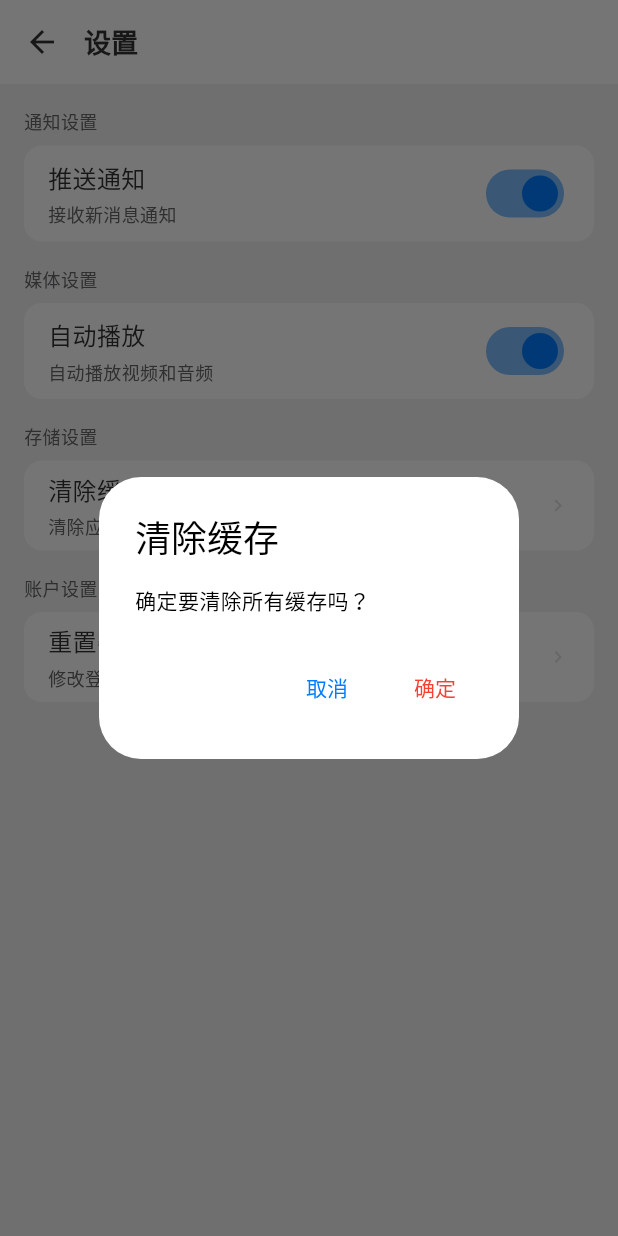
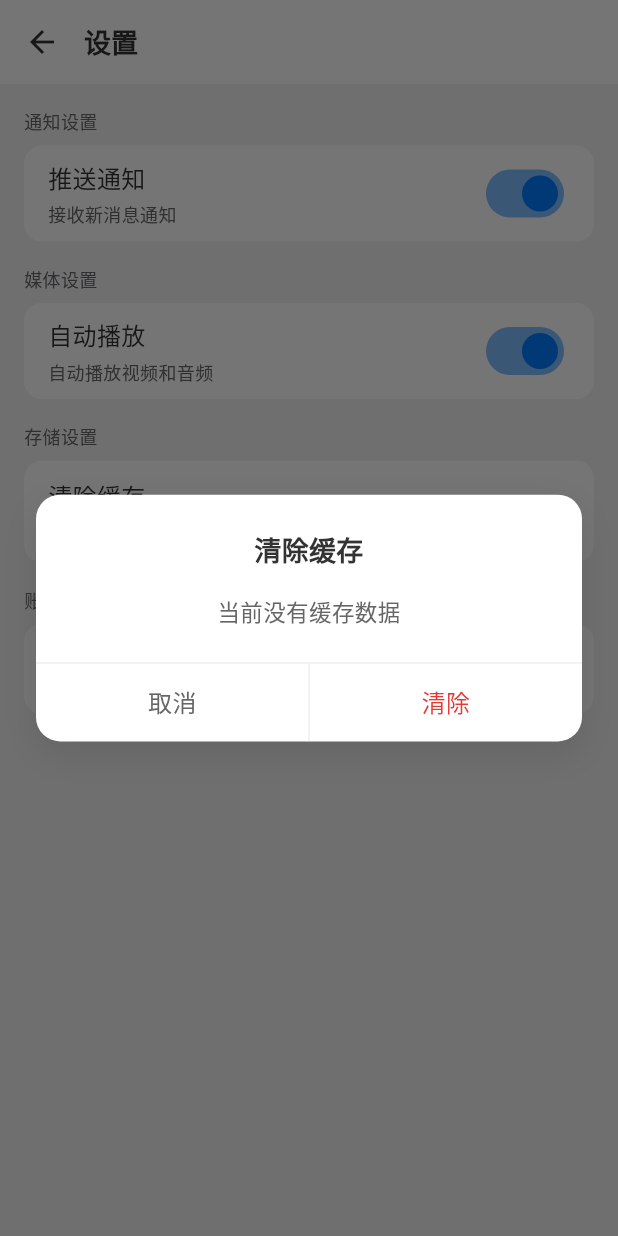
Before and after one commit to howtomakeaname/SSEMarket-X, a Flutter app: the SettingsPage screen opened directly with empty values, after a tap on "清除缓存", on a phone screen of 412 x 824 dp. Run offline on Flutter 3.47's test engine with Material 3 defaults, Android fonts, the phone set to English and light mode, and no system bars; our stand-ins replace flutter_markdown, flutter_svg, image_picker, shared_preferences, webview_flutter; missing offline and left inert: encrypt, flutter_math_fork, markdown, markdown_widget; accounts and stored records are empty.

Commit message:
feat(cache): 添加媒体缓存功能 - 添加 MediaCacheService 媒体缓存服务 - 支持以 URL 为 key 缓存图片/视频 - 支持获取缓存大小和文件数量 - 支持清除缓存

```diff
--- /dev/null
+++ b/lib/core/services/media_cache_service.dart
@@ -0,0 +1,177 @@
+import 'dart:io';
+import 'package:flutter/foundation.dart';
+import 'package:path_provider/path_provider.dart';
+import 'package:http/http.dart' as http;
+import 'package:crypto/crypto.dart';
+import 'dart:convert';
+
+/// 媒体缓存服务
+/// 用于缓存网络图片和视频，以 URL 为 key 进行缓存管理
+class MediaCacheService {
+  static final MediaCacheService _instance = MediaCacheService._internal();
+  factory MediaCacheService() => _instance;
+  MediaCacheService._internal();
+
+  Directory? _cacheDir;
+  bool _initialized = false;
+
+  /// 初始化缓存服务
+  Future<void> init() async {
+    if (_initialized) return;
+    try {
+      final appDir = await getApplicationDocumentsDirectory();
+      _cacheDir = Directory('${appDir.path}/media_cache');
+      if (!await _cacheDir!.exists()) {
+        await _cacheDir!.create(recursive: true);
+      }
+      _initialized = true;
+    } catch (e) {
+      debugPrint('MediaCacheService init error: $e');
+    }
+  }
+
+  /// 根据 URL 生成缓存文件名
+  String _getCacheFileName(String url) {
+    final bytes = utf8.encode(url);
+    final digest = md5.convert(bytes);
+    final extension = _getFileExtension(url);
+    return '${digest.toString()}$extension';
+  }
+
+  /// 获取文件扩展名
+  String _getFileExtension(String url) {
+    try {
+      final uri = Uri.parse(url);
+      final path = uri.path.toLowerCase();
+      if (path.endsWith('.jpg') || path.endsWith('.jpeg')) return '.jpg';
+      if (path.endsWith('.png')) return '.png';
+      if (path.endsWith('.gif')) return '.gif';
+      if (path.endsWith('.webp')) return '.webp';
+      if (path.endsWith('.mp4')) return '.mp4';
+      if (path.endsWith('.mov')) return '.mov';
+      if (path.endsWith('.avi')) return '.avi';
+      return '.cache';
+    } catch (e) {
+      return '.cache';
+    }
+  }
+
+
+  /// 获取缓存文件路径
+  Future<File?> getCacheFile(String url) async {
+    if (!_initialized) await init();
+    if (_cacheDir == null) return null;
+
+    final fileName = _getCacheFileName(url);
+    final file = File('${_cacheDir!.path}/$fileName');
+
+    if (await file.exists()) {
+      return file;
+    }
+    return null;
+  }
+
+  /// 检查是否已缓存
+  Future<bool> isCached(String url) async {
+    final file = await getCacheFile(url);
+    return file != null;
+  }
+
+  /// 获取或下载媒体文件
+  /// 如果已缓存则返回缓存文件，否则下载并缓存
+  Future<File?> getOrDownload(String url) async {
+    if (!_initialized) await init();
+    if (_cacheDir == null) return null;
+
+    // 检查缓存
+    final cachedFile = await getCacheFile(url);
+    if (cachedFile != null) {
+      debugPrint('MediaCache: Hit cache for $url');
+      return cachedFile;
+    }
+
+    // 下载并缓存
+    try {
+      debugPrint('MediaCache: Downloading $url');
+      final response = await http.get(Uri.parse(url));
+      if (response.statusCode == 200) {
+        final fileName = _getCacheFileName(url);
+        final file = File('${_cacheDir!.path}/$fileName');
+        await file.writeAsBytes(response.bodyBytes);
+        debugPrint('MediaCache: Cached $url');
+        return file;
+      }
+    } catch (e) {
+      debugPrint('MediaCache: Download error for $url: $e');
+    }
+    return null;
+  }
+
+  /// 获取缓存大小（字节）
+  Future<int> getCacheSize() async {
+    if (!_initialized) await init();
+    if (_cacheDir == null) return 0;
+
+    int totalSize = 0;
+    try {
+      if (await _cacheDir!.exists()) {
+        await for (final entity in _cacheDir!.list(recursive: true)) {
+          if (entity is File) {
+            totalSize += await entity.length();
+          }
+        }
+      }
+    } catch (e) {
+      debugPrint('MediaCache: Get size error: $e');
+    }
+    return totalSize;
+  }
+
+  /// 格式化缓存大小显示
+  String formatCacheSize(int bytes) {
+    if (bytes < 1024) return '$bytes B';
+    if (bytes < 1024 * 1024) return '${(bytes / 1024).toStringAsFixed(1)} KB';
+    if (bytes < 1024 * 1024 * 1024) {
+      return '${(bytes / (1024 * 1024)).toStringAsFixed(1)} MB';
+    }
+    return '${(bytes / (1024 * 1024 * 1024)).toStringAsFixed(2)} GB';
+  }
+
+  /// 清除所有缓存
+  Future<bool> clearCache() async {
+    if (!_initialized) await init();
+    if (_cacheDir == null) return false;
+
+    try {
+      if (await _cacheDir!.exists()) {
+        await _cacheDir!.delete(recursive: true);
+        await _cacheDir!.create(recursive: true);
+        debugPrint('MediaCache: Cache cleared');
+        return true;
+      }
+    } catch (e) {
+      debugPrint('MediaCache: Clear cache error: $e');
+    }
+    return false;
+  }
+
+  /// 获取缓存文件数量
+  Future<int> getCacheFileCount() async {
+    if (!_initialized) await init();
+    if (_cacheDir == null) return 0;
+
+    int count = 0;
+    try {
+      if (await _cacheDir!.exists()) {
+        await for (final entity in _cacheDir!.list(recursive: true)) {
+          if (entity is File) {
+            count++;
+          }
+        }
+      }
+    } catch (e) {
+      debugPrint('MediaCache: Get count error: $e');
+    }
+    return count;
+  }
+}
--- a/lib/main.dart
+++ b/lib/main.dart
@@ -2,6 +2,7 @@ import 'package:flutter/material.dart';
 
 import 'package:sse_market_x/shared/theme/app_colors.dart';
 import 'package:sse_market_x/core/services/storage_service.dart';
+import 'package:sse_market_x/core/services/media_cache_service.dart';
 import 'package:sse_market_x/core/api/api_service.dart';
 import 'package:sse_market_x/views/auth/login_page.dart';
 import 'package:sse_market_x/views/index_page.dart';
@@ -9,6 +10,7 @@ import 'package:sse_market_x/views/index_page.dart';
 void main() async {
   WidgetsFlutterBinding.ensureInitialized();
   await StorageService().init();
+  await MediaCacheService().init();
   runApp(const MyApp());
 }
 
--- a/lib/views/profile/settings_page.dart
+++ b/lib/views/profile/settings_page.dart
@@ -1,7 +1,9 @@
 import 'package:flutter/material.dart';
 import 'package:flutter_svg/flutter_svg.dart';
 import 'package:sse_market_x/core/api/api_service.dart';
+import 'package:sse_market_x/core/services/media_cache_service.dart';
 import 'package:sse_market_x/views/auth/reset_password_page.dart';
+import 'package:sse_market_x/shared/components/overlays/custom_dialog.dart';
 import 'package:sse_market_x/shared/components/utils/snackbar_helper.dart';
 import 'package:sse_market_x/shared/theme/app_colors.dart';
 
@@ -22,6 +24,43 @@ class SettingsPage extends StatefulWidget {
 class _SettingsPageState extends State<SettingsPage> {
   bool _isNotificationEnabled = true;
   bool _isAutoPlay = true;
+
+  final MediaCacheService _cacheService = MediaCacheService();
+  String _cacheSize = '计算中...';
+  int _cacheFileCount = 0;
+  bool _isLoadingCacheInfo = true;
+
+  @override
+  void initState() {
+    super.initState();
+    _loadCacheInfo();
+  }
+
+  Future<void> _loadCacheInfo() async {
+    setState(() {
+      _isLoadingCacheInfo = true;
+    });
+
+    try {
+      final size = await _cacheService.getCacheSize();
+      final count = await _cacheService.getCacheFileCount();
+
+      if (mounted) {
+        setState(() {
+          _cacheSize = _cacheService.formatCacheSize(size);
+          _cacheFileCount = count;
+          _isLoadingCacheInfo = false;
+        });
+      }
+    } catch (e) {
+      if (mounted) {
+        setState(() {
+          _cacheSize = '获取失败';
+          _isLoadingCacheInfo = false;
+        });
+      }
+    }
+  }
 
   @override
   Widget build(BuildContext context) {
@@ -77,13 +116,7 @@ class _SettingsPageState extends State<SettingsPage> {
             ]),
             _buildSectionTitle('存储设置'),
             _buildSettingsGroup([
-              _buildActionItem(
-                title: '清除缓存',
-                subtitle: '清除应用缓存数据',
-                onTap: () {
-                  _showClearCacheDialog();
-                },
-              ),
+              _buildCacheItem(),
             ]),
             _buildSectionTitle('账户设置'),
             _buildSettingsGroup([
@@ -232,26 +265,100 @@ class _SettingsPageState extends State<SettingsPage> {
     );
   }
 
-  void _showClearCacheDialog() {
-    showDialog(
-      context: context,
-      builder: (context) => AlertDialog(
-        title: const Text('清除缓存'),
-        content: const Text('确定要清除所有缓存吗？'),
-        actions: [
-          TextButton(
-            onPressed: () => Navigator.of(context).pop(),
-            child: const Text('取消'),
-          ),
-          TextButton(
-            onPressed: () {
-              Navigator.of(context).pop();
-              SnackBarHelper.show(context, '缓存已清除');
-            },
-            child: const Text('确定', style: TextStyle(color: Colors.red)),
-          ),
-        ],
+  /// 构建缓存管理项
+  Widget _buildCacheItem() {
+    return InkWell(
+      onTap: _showClearCacheDialog,
+      borderRadius: BorderRadius.circular(12),
+      child: Padding(
+        padding: const EdgeInsets.symmetric(horizontal: 16, vertical: 12),
+        child: Row(
+          children: [
+            Expanded(
+              child: Column(
+                crossAxisAlignment: CrossAxisAlignment.start,
+                children: [
+                  Text(
+                    '清除缓存',
+                    style: TextStyle(
+                      fontSize: 16,
+                      color: context.textPrimaryColor,
+                    ),
+                  ),
+                  const SizedBox(height: 4),
+                  Text(
+                    '清除图片、视频等媒体缓存',
+                    style: TextStyle(
+                      fontSize: 12,
+                      color: context.textSecondaryColor,
+                    ),
+                  ),
+                ],
+              ),
+            ),
+            // 缓存大小显示
+            if (_isLoadingCacheInfo)
+              SizedBox(
+                width: 16,
+                height: 16,
+                child: CircularProgressIndicator(
+                  strokeWidth: 2,
+                  color: context.textSecondaryColor,
+                ),
+              )
+            else
+              Text(
+                _cacheSize,
+                style: TextStyle(
+                  fontSize: 14,
+                  color: context.textSecondaryColor,
+                ),
+              ),
+            const SizedBox(width: 8),
+            SvgPicture.asset(
+              'assets/icons/ic_arrow_right.svg',
+              width: 16,
+              height: 16,
+              colorFilter: ColorFilter.mode(context.dividerColor, BlendMode.srcIn),
+            ),
+          ],
+        ),
       ),
     );
   }
+
+  /// 显示清除缓存确认对话框
+  Future<void> _showClearCacheDialog() async {
+    final cacheInfo = _cacheFileCount > 0
+        ? '当前缓存：$_cacheSize（$_cacheFileCount 个文件）\n\n确定要清除所有缓存吗？'
+        : '当前没有缓存数据';
+
+    final confirm = await showCustomDialog(
+      context: context,
+      title: '清除缓存',
+      content: cacheInfo,
+      cancelText: '取消',
+      confirmText: '清除',
+      confirmColor: AppColors.error,
+    );
+
+    if (confirm == true && mounted) {
+      // 显示加载状态
+      setState(() {
+        _isLoadingCacheInfo = true;
+      });
+
+      final success = await _cacheService.clearCache();
+
+      if (mounted) {
+        if (success) {
+          SnackBarHelper.show(context, '缓存已清除');
+        } else {
+          SnackBarHelper.show(context, '清除缓存失败');
+        }
+        // 重新加载缓存信息
+        _loadCacheInfo();
+      }
+    }
+  }
 }
--- a/pubspec.yaml
+++ b/pubspec.yaml
@@ -48,6 +48,8 @@ dependencies:
   markdown_widget: ^2.3.2+8
   flutter_math_fork: ^0.7.4
   web_socket_channel: ^3.0.3
+  path_provider: ^2.1.1
+  cached_network_image: ^3.3.1
 
 dev_dependencies:
   flutter_test:
```
Also changed, not shown: lib/shared/components/media/cached_image.dart (added, +144 -0 lines), pubspec.lock, 2 other files.
